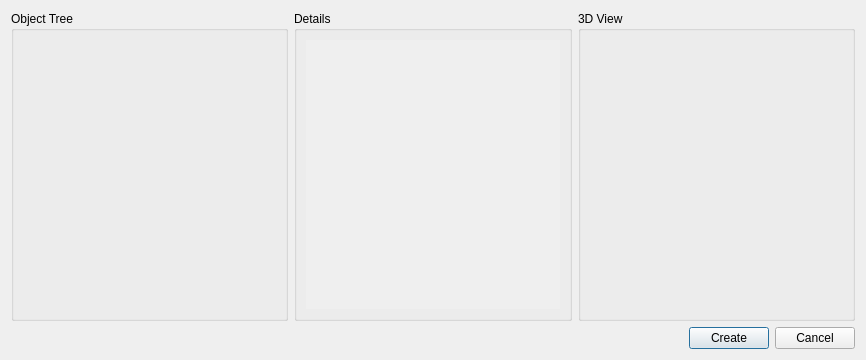
Old version of the form Code/qtiplot/MantidQt/CustomDialogs/inc/CreateSampleShapeDialog.ui in the repository mantidproject/mantid.
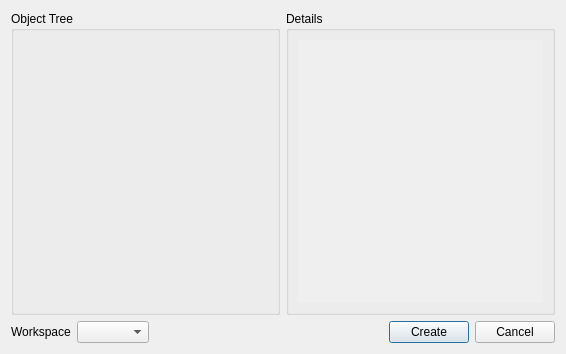
New version of the form.

Commit message: CreateSampleShapeDialog - Tidyed up code to create each shape details box and deletion is now recursive. Also removed 3D view until we are ready to implement it. It's usuable but confusing without the 3D view. Re #451

Patch:
```diff
--- a/Code/qtiplot/MantidQt/CustomDialogs/inc/CreateSampleShapeDialog.ui
+++ b/Code/qtiplot/MantidQt/CustomDialogs/inc/CreateSampleShapeDialog.ui
@@ -5,8 +5,8 @@
    <rect>
     <x>0</x>
     <y>0</y>
-    <width>866</width>
-    <height>360</height>
+    <width>566</width>
+    <height>354</height>
    </rect>
   </property>
   <property name="windowTitle" >
@@ -26,7 +26,6 @@
        <property name="title" >
         <string>Object Tree</string>
        </property>
-       <layout class="QHBoxLayout" name="horizontalLayout_3" />
       </widget>
      </item>
      <item>
@@ -57,8 +56,8 @@
             <rect>
              <x>0</x>
              <y>0</y>
-             <width>256</width>
-             <height>264</height>
+             <width>248</width>
+             <height>258</height>
             </rect>
            </property>
           </widget>
@@ -67,23 +66,20 @@
        </layout>
       </widget>
      </item>
-     <item>
-      <widget class="QGroupBox" name="three_d_box" >
-       <property name="sizePolicy" >
-        <sizepolicy vsizetype="Expanding" hsizetype="Expanding" >
-         <horstretch>0</horstretch>
-         <verstretch>0</verstretch>
-        </sizepolicy>
-       </property>
-       <property name="title" >
-        <string>3D View</string>
-       </property>
-      </widget>
-     </item>
     </layout>
    </item>
    <item>
-    <layout class="QHBoxLayout" name="horizontalLayout_2" >
+    <layout class="QHBoxLayout" name="bottomlayout" >
+     <item>
+      <widget class="QLabel" name="label" >
+       <property name="text" >
+        <string>Workspace</string>
+       </property>
+      </widget>
+     </item>
+     <item>
+      <widget class="QComboBox" name="wksp_opt" />
+     </item>
      <item>
       <spacer name="horizontalSpacer" >
        <property name="orientation" >
```
The commit also changes 6 other files.
